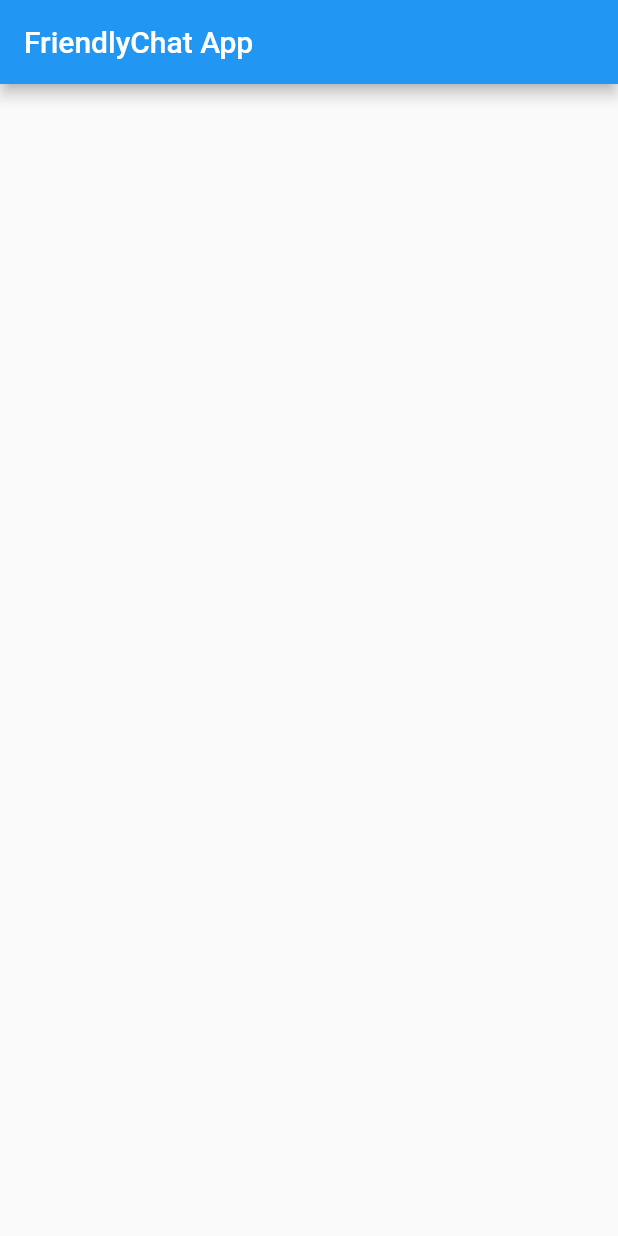
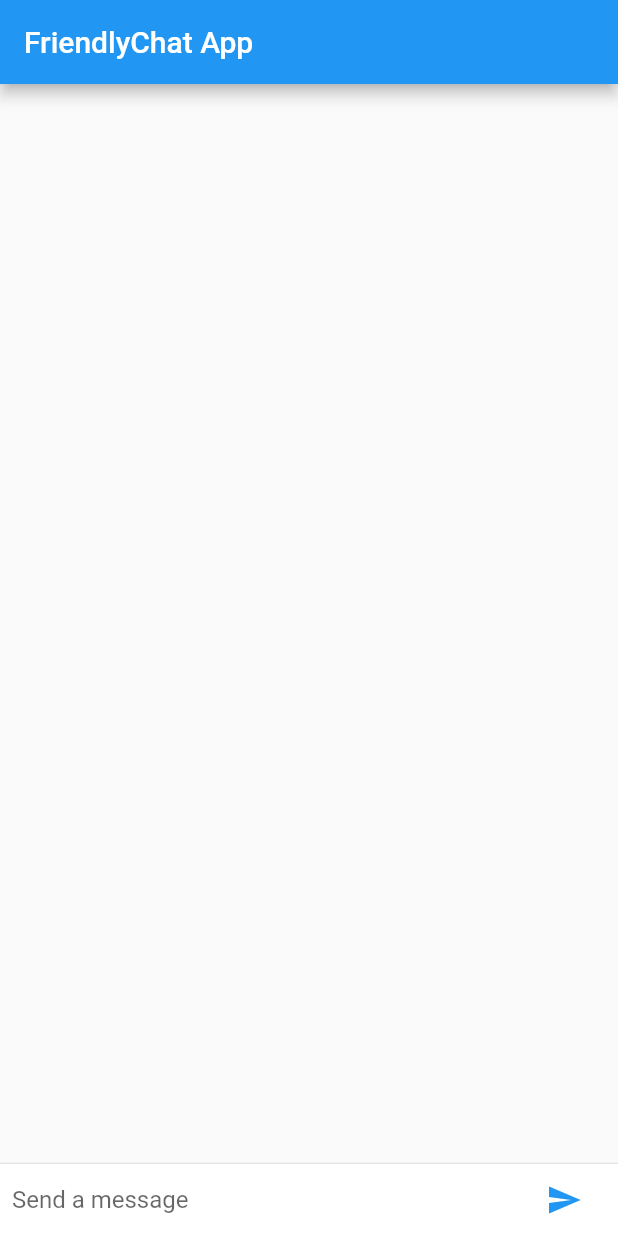
Before and after one commit to alexshin/flutter-simple-chat, a Flutter app: the screen it shows after launch, on a phone screen of 412 x 824 dp. Run offline on Flutter 3.47's test engine with Material 2 defaults, Android fonts, the phone set to English and light mode, and no system bars.

Commit message:
Implemented base view logic of the chat

```diff
--- a/lib/screens/chat_screen.dart
+++ b/lib/screens/chat_screen.dart
@@ -1,12 +1,115 @@
 import 'package:flutter/material.dart';
 
 
-class ChatScreen extends StatelessWidget {
+class ChatScreen extends StatefulWidget {
+
+  @override
+  State<StatefulWidget> createState() {
+    return new ChatScreenState();
+  }
+}
+
+
+class ChatScreenState extends State<ChatScreen> {
+
+  final TextEditingController _textController = new TextEditingController();
+  final List<ChatMessage> _chatMessages = <ChatMessage>[];
+
   @override
   Widget build(BuildContext context) {
     return Scaffold(
-      appBar: new AppBar(
-        title: new Text('FriendlyChat App'),
+      appBar: new AppBar(title: new Text('FriendlyChat App')),
+      body: new Column(
+        children: <Widget>[
+          new Flexible(child: _buildMessagesList()),
+          new Divider(height: 1.0,),
+          new Container(
+            decoration: new BoxDecoration(
+              color: Theme.of(context).cardColor
+            ),
+            child: _buildTextComposer(),
+          )
+        ],
+      ),
+    );
+  }
+
+  Widget _buildTextComposer() {
+    return new IconTheme(
+        data: new IconThemeData(color: Theme.of(context).accentColor),
+        child: new Container(
+            margin: const EdgeInsets.symmetric(horizontal: 8.0),
+            child: new Row(
+              children: <Widget>[
+                new Flexible(
+                    child: new TextField(
+                      controller: _textController,
+                      decoration: new InputDecoration.collapsed(hintText: 'Send a message'),
+                    )
+                ),
+
+                new Container(
+                  margin: new EdgeInsets.symmetric(horizontal: 4.0),
+                  child: new IconButton(
+                      icon: new Icon(Icons.send),
+                      onPressed: () => _handleSubmitted(_textController.text)
+                  ),
+                )
+              ],
+            )
+        )
+    );
+  }
+
+  Widget _buildMessagesList() {
+    return new ListView.builder(
+      padding: new EdgeInsets.all(8.0),
+      reverse: true,
+      itemBuilder: (_, int index) => _chatMessages[index],
+      itemCount: _chatMessages.length,
+    );
+  }
+
+
+  void _handleSubmitted(String text) {
+    setState(() {
+      _chatMessages.insert(0, new ChatMessage(text: text));
+    });
+    _textController.clear();
+  }
+
+}
+
+
+class ChatMessage extends StatelessWidget {
+
+  final String text;
+  final String _name = 'My name';
+
+  ChatMessage({this.text});
+
+  @override
+  Widget build(BuildContext context) {
+    return new Container(
+      margin: const EdgeInsets.symmetric(vertical: 10.0),
+      child: new Row(
+        crossAxisAlignment: CrossAxisAlignment.start,
+        children: <Widget>[
+          new Container(
+            margin: const EdgeInsets.only(right: 16.0),
+            child: CircleAvatar(child: new Text(_name[0]),),
+          ),
+          new Column(
+            crossAxisAlignment: CrossAxisAlignment.start,
+            children: <Widget>[
+              new Text(_name, style: Theme.of(context).textTheme.subhead,),
+              new Container(
+                margin: const EdgeInsets.only(top: 5.0),
+                child: new Text(text),
+              )
+            ],
+          )
+        ],
       ),
     );
   }
```
